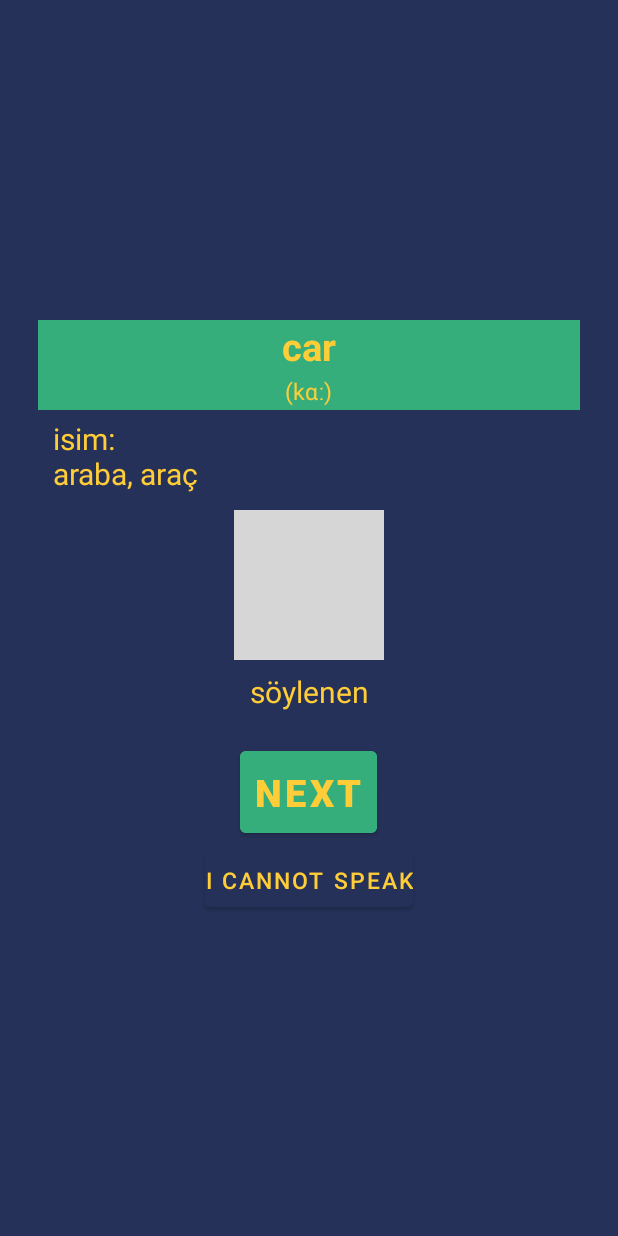
After one commit to OrkunDmrc/puppydictionary, an Android app: the layout fragment_study_speak.xml on its own in the app's theme, with its tools: preview values and no code run, on a phone screen of 412 x 824 dp. The commit adds this screen. Run offline under Robolectric (Android 15) with nearby library versions, the phone set to English and light mode, and no system bars; grey boxes are pictures that could not be loaded.

Commit message:
added StudySpeak

```diff
--- a/app/src/main/AndroidManifest.xml
+++ b/app/src/main/AndroidManifest.xml
@@ -1,7 +1,7 @@
 <?xml version="1.0" encoding="utf-8"?>
 <manifest xmlns:android="http://schemas.android.com/apk/res/android"
     xmlns:tools="http://schemas.android.com/tools">
-
+    <uses-permission android:name="android.permission.RECORD_AUDIO"/>
     <uses-permission android:name="android.permission.INTERNET"></uses-permission>
     <queries>
         <intent>
--- /dev/null
+++ b/app/src/main/res/layout/fragment_study_speak.xml
@@ -0,0 +1,111 @@
+<?xml version="1.0" encoding="utf-8"?>
+<androidx.core.widget.NestedScrollView
+    xmlns:android="http://schemas.android.com/apk/res/android"
+    xmlns:tools="http://schemas.android.com/tools"
+    android:layout_width="match_parent"
+    android:layout_height="match_parent"
+    android:background="@color/background">
+    <LinearLayout
+        android:layout_width="match_parent"
+        android:layout_height="match_parent"
+        tools:context=".view.StudySelection"
+        android:background="@color/background"
+        android:orientation="vertical"
+        android:layout_gravity="center"
+        android:gravity="center">
+        <LinearLayout
+            android:id="@+id/phonetic_layout"
+            android:layout_width="match_parent"
+            android:layout_height="wrap_content"
+            android:textColor="@color/text"
+            android:background="@color/button"
+            android:layout_marginHorizontal="25dp"
+            android:orientation="vertical"
+            android:gravity="center">
+            <TextView
+                android:id="@+id/word_text"
+                android:layout_width="wrap_content"
+                android:layout_height="wrap_content"
+                android:textColor="@color/text"
+                android:textSize="25dp"
+                android:textStyle="bold"
+                android:layout_marginHorizontal="5dp"
+                android:text="car"/>
+            <TextView
+                android:id="@+id/phonetic_text"
+                android:layout_width="wrap_content"
+                android:layout_height="wrap_content"
+                android:textColor="@color/text"
+                android:textSize="15dp"
+                android:textAlignment="center"
+                android:layout_marginHorizontal="5dp"
+                android:padding="2dp"
+                android:text="(kɑː)"/>
+        </LinearLayout>
+        <LinearLayout
+            android:id="@+id/description_layout"
+            android:layout_width="match_parent"
+            android:layout_height="wrap_content"
+            android:background="@color/background"
+            android:orientation="vertical"
+            android:layout_marginHorizontal="30dp"
+            android:layout_marginVertical="5dp">
+            <LinearLayout
+                android:layout_width="match_parent"
+                android:layout_height="wrap_content">
+                <TextView
+                    android:id="@+id/description_text"
+                    android:layout_width="wrap_content"
+                    android:layout_height="wrap_content"
+                    android:layout_marginHorizontal="5dp"
+                    android:text="isim:\naraba, araç"
+                    android:textColor="@color/text"
+                    android:textSize="20dp" />
+            </LinearLayout>
+        </LinearLayout>
+        <LinearLayout
+            android:id="@+id/mic_button_background"
+            android:layout_width="wrap_content"
+            android:layout_height="wrap_content"
+            android:textColor="@color/text"
+            android:background="@color/card"
+            android:layout_marginVertical="5dp"
+            android:gravity="center"
+            android:orientation="vertical">
+            <ImageButton
+                android:id="@+id/mic_button"
+                android:layout_width="100dp"
+                android:layout_height="100dp"
+                android:background="@drawable/ic_baseline_mic_24"/>
+        </LinearLayout>
+        <TextView
+            android:id="@+id/speech_text"
+            android:layout_width="match_parent"
+            android:layout_height="wrap_content"
+            android:text="söylenen"
+            android:textAlignment="center"
+            android:textSize="20dp"
+            android:textColor="@color/text"
+            android:layout_marginTop="2dp"/>
+        <Button
+            android:id="@+id/nextButton"
+            android:layout_width="wrap_content"
+            android:layout_height="wrap_content"
+            android:backgroundTint="@color/button"
+            android:layout_marginTop="20dp"
+            android:padding="10dp"
+            android:text="next"
+            android:textColor="@color/text"
+            android:textSize="25dp"
+            android:textStyle="bold"/>
+        <Button
+            android:id="@+id/not_speak"
+            android:layout_width="wrap_content"
+            android:layout_height="wrap_content"
+            android:layout_marginTop="1dp"
+            android:padding="0dp"
+            android:text="I cannot speak"
+            android:textColor="@color/text"
+            android:textSize="15dp"/>
+    </LinearLayout>
+</androidx.core.widget.NestedScrollView>
```
Also changed, not shown: app/src/main/java/com/example/puppydictinary/view/StudySelection.kt (+4 -7 lines), app/src/main/java/com/example/puppydictinary/view/StudySpeak.kt (added, +147 -0 lines), app/src/main/java/com/example/puppydictinary/view/StudyVoice.kt (+4 -6 lines).
